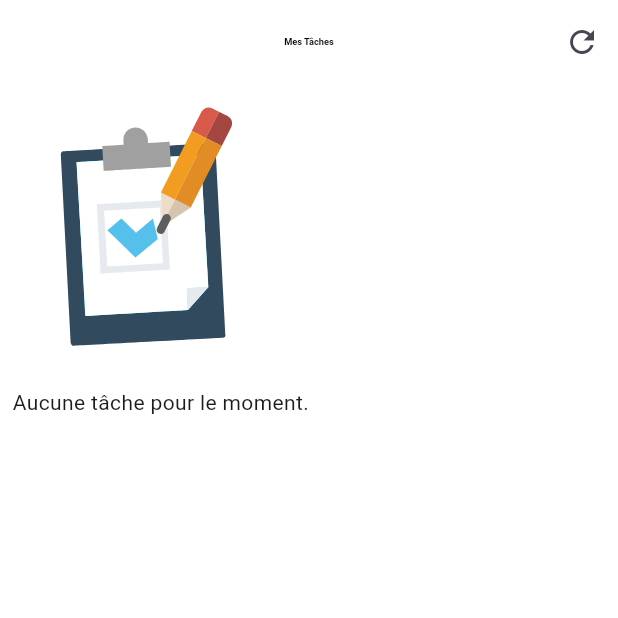
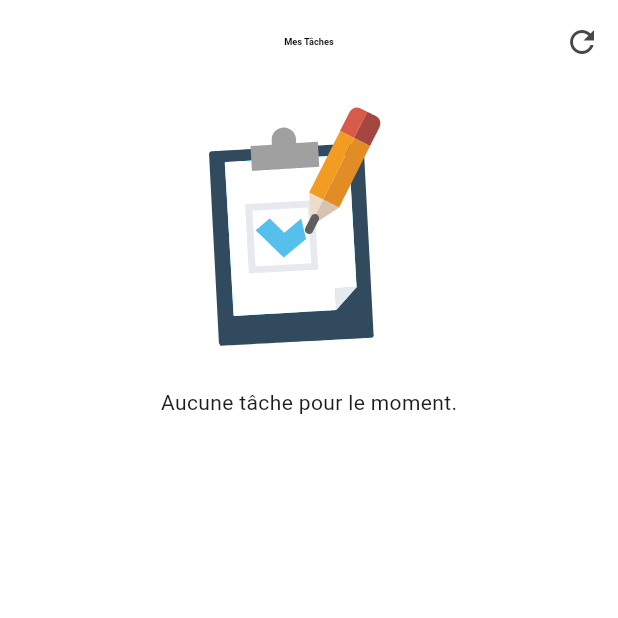
Before and after one commit to pakpuk/Sefiane_Ghaith_technical_test, a Flutter app: the HomeScreen screen opened directly, on a phone screen of 412 x 824 dp, the top half of it. Run offline on Flutter 3.47's test engine with Material 3 defaults, Android fonts, the phone set to English and light mode, and no system bars; drawn by our look-alikes of lottie; our stand-ins replace animate_do, flutter_screenutil, geolocator, google_maps_flutter.

Commit message:
almost finish the  app

```diff
--- a/lib/presentation/screens/home_screen.dart
+++ b/lib/presentation/screens/home_screen.dart
@@ -39,7 +39,8 @@ class HomeScreen extends StatelessWidget {
           child: Padding(
               padding: EdgeInsets.symmetric(horizontal: 25.w, vertical: 10.h),
               child: taskProvider.taskList.isEmpty
-                  ? Column(
+                  ? Center(
+                      child: Column(
                         children: [
                           FadeInUp(
                             child: SizedBox(
@@ -52,6 +53,7 @@ class HomeScreen extends StatelessWidget {
                           ),
                           const Text(TextManager.noTasks),
                         ],
+                      ),
                     )
                   : ListView.builder(
                       physics: const BouncingScrollPhysics(),
```
Lines whose indentation alone changed are shown as unchanged.
